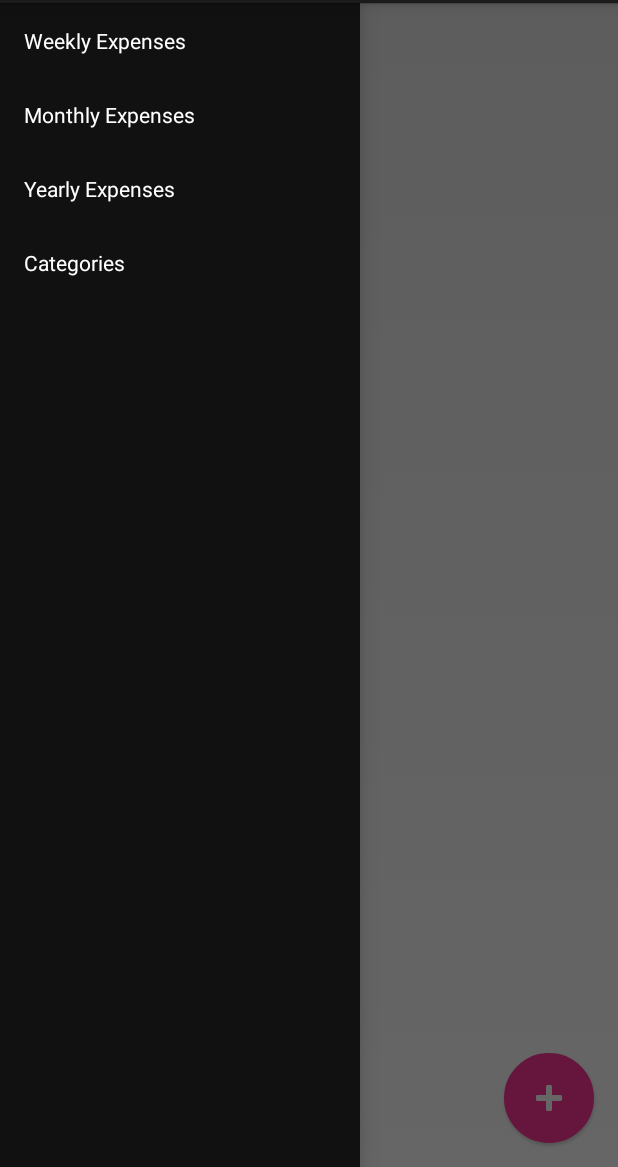
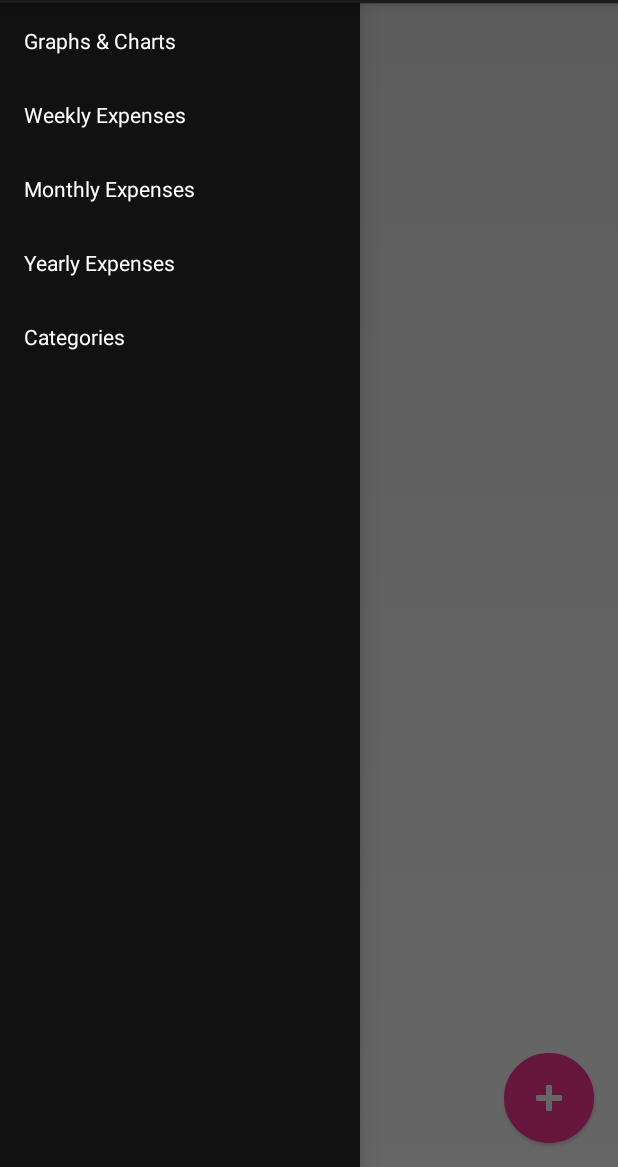
Before and after one commit to ImpulseControl/Tender, an Android app: the screen it shows after launch (MainActivity), with the side drawer open, on a phone screen of 412 x 824 dp, the part 69-1236 px from its top. Run offline under Robolectric (Android 15) with nearby library versions, the phone set to English and light mode, and no system bars.

Commit message:
+ add graph fragment + cleanup

```diff
--- a/app/src/main/java/impulsecontrol/tender/Interval.java
+++ b/app/src/main/java/impulsecontrol/tender/Interval.java
@@ -8,9 +8,9 @@ import java.util.Map;
  * Created by kelsey on 12/14/14.
  */
 public enum Interval {
-    WEEKLY(0),
-    MONTHLY(1),
-    YEARLY(2);
+    WEEKLY(1),
+    MONTHLY(2),
+    YEARLY(3);
 
     //Convert to Integer and Back
     private static final Map<Integer, Interval> lookup
--- a/app/src/main/java/impulsecontrol/tender/NavigationManager.java
+++ b/app/src/main/java/impulsecontrol/tender/NavigationManager.java
@@ -18,18 +18,12 @@ public class NavigationManager {
     NavigationManager(Context context) {
         //For Types of Interval Create Fragment;
         Fragments = new ArrayList<ExpenseFragment>();
-        Log.w("Bug", "Attempt: Interval For Loop");
         for (Interval interval : Interval.values()) {
-            Log.w("Bug", "Attempt: New Budble");
             Bundle args = new Bundle();
-            Log.w("Bug", "Attempt: Add to Budle");
             args.putInt("interval", interval.getCode());
-            Log.w("Bug", "Attempt: New Card Fragement");
             ExpenseFragment newFrag = new ExpenseFragment();
             newFrag.setContext(context);
-            Log.w("Bug", "Attempt: Set Bundle to Card");
             newFrag.setArguments(args);
-            Log.w("Bug", "Attempt: Add Fragment");
             Fragments.add(newFrag);
         }
     }
--- a/app/src/main/res/values/strings.xml
+++ b/app/src/main/res/values/strings.xml
@@ -13,6 +13,7 @@
     <string name="amount">Amount</string>
     <string-array
         name="NavViews">
+        <item>Graphs &amp; Charts</item>
         <item>Weekly Expenses</item>
         <item>Monthly Expenses</item>
         <item>Yearly Expenses</item>
```
Also changed, not shown: app/src/main/java/impulsecontrol/tender/MainActivity.java (+17 -12 lines).
